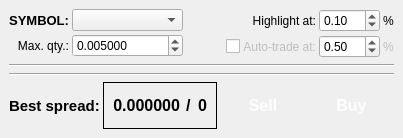
Old version of the form sources/Strategies/ArbitrationAdvisor/StrategyWindow.ui in the repository alimogh/trdk.
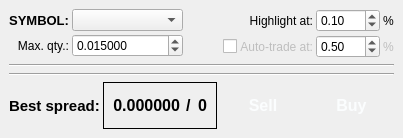
New version of the form.

```diff
--- a/sources/Strategies/ArbitrationAdvisor/StrategyWindow.ui
+++ b/sources/Strategies/ArbitrationAdvisor/StrategyWindow.ui
@@ -73,7 +73,7 @@
            <double>0.005000000000000</double>
           </property>
           <property name="value">
-           <double>0.005000000000000</double>
+           <double>0.015000000000000</double>
           </property>
          </widget>
         </item>
@@ -166,7 +166,7 @@
            <double>-25.000000000000000</double>
           </property>
           <property name="maximum">
-           <double>25.000000000000000</double>
+           <double>100.000000000000000</double>
           </property>
           <property name="singleStep">
            <double>0.010000000000000</double>
```
Left out of the diff: 4 changed lines with no effect on the pictures.
